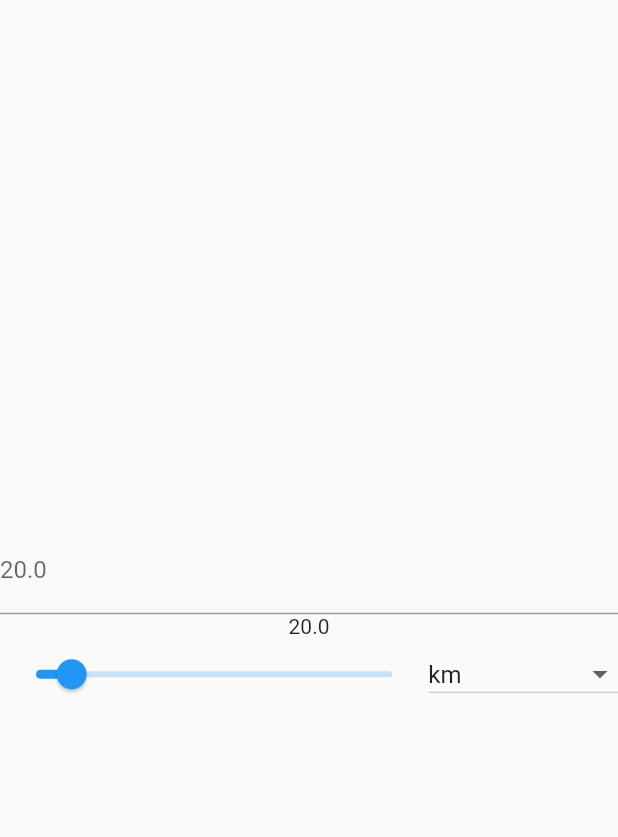
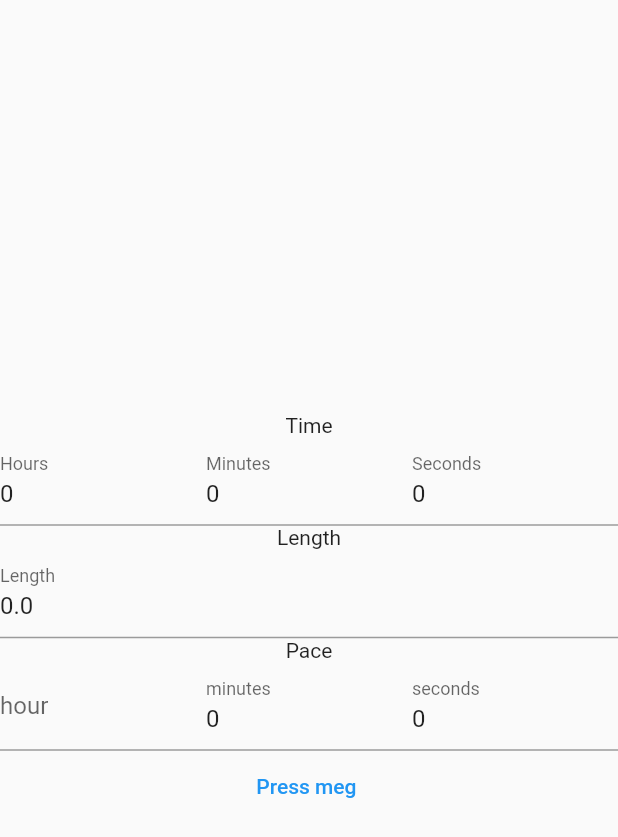
Before and after one commit to gjeddakbs/running, a Flutter app: the MultiCalc screen opened directly, on a phone screen of 412 x 824 dp. Shown: the top 837 px of the screen. Run offline on Flutter 3.47's test engine with Material 2 defaults, Android fonts, the phone set to English and light mode, and no system bars.

Commit message:
Formfield-helvete

```diff
--- a/lib/screens/pace_time_distance_screen.dart
+++ b/lib/screens/pace_time_distance_screen.dart
@@ -1,6 +1,8 @@
 import 'package:flutter/material.dart';
+import 'package:flutter/widgets.dart';
 
-double currentSliderValue = 20;
+double lengthInput = 0;
+double lengthResult = 0;
 
 class MultiCalc extends StatefulWidget {
   @override
@@ -8,7 +10,25 @@ class MultiCalc extends StatefulWidget {
 }
 
 class _MultiCalcState extends State<MultiCalc> {
-  List<String> distance = ["km", "miles", "Half-marathon", "Marathon"];
+  int hoursPassed = 0;
+  int minutesPassed = 0;
+  int secondsPassed = 0;
+  int paceHourInput = 0;
+
+  int paceMinutesInput = 0;
+  int paceSecondsInput = 0;
+  int paceSecondsResult = 0;
+  int paceMinutesResult = 0;
+  int paceHoursResult = 0;
+  int hourInput = 0;
+  int minutesInput = 0;
+  int secondsInput = 0;
+
+  List<String> distance = [
+    "km",
+    "miles",
+    "meters",
+  ];
   String dropDownValue = "km";
   @override
   Widget build(BuildContext context) {
@@ -17,55 +37,150 @@ class _MultiCalcState extends State<MultiCalc> {
         child: Column(
           mainAxisAlignment: MainAxisAlignment.center,
           children: [
-            Center(
+            Text("Time"),
+            Row(
+              children: [
+                Flexible(
                   child: TextFormField(
+                    key: UniqueKey(),
+                    initialValue: hoursPassed.toString(),
                     keyboardType: TextInputType.number,
                     onChanged: (value) {
-                if (value.isNotEmpty) {
-                  setState(() {
-                    currentSliderValue = double.parse(value);
-                  });
-                }
+                      hourInput = int.parse(value);
                     },
                     decoration: InputDecoration(
                       border: UnderlineInputBorder(),
-                labelText: currentSliderValue.toString(),
-                hintText: currentSliderValue.toString(),
+                      labelText: "Hours",
                     ),
-            )),
-            Center(child: Text(currentSliderValue.toStringAsFixed(1))),
+                  ),
+                ),
+                Flexible(
+                  child: TextFormField(
+                    key: UniqueKey(),
+                    initialValue: minutesPassed.toString(),
+                    keyboardType: TextInputType.number,
+                    onChanged: (value) {
+                      minutesInput = int.parse(value);
+                    },
+                    decoration: InputDecoration(
+                      border: UnderlineInputBorder(),
+                      labelText: "Minutes",
+                    ),
+                  ),
+                ),
+                Flexible(
+                  child: TextFormField(
+                    key: UniqueKey(),
+                    initialValue: secondsPassed.toString(),
+                    keyboardType: TextInputType.number,
+                    onChanged: (value) {
+                      secondsInput = int.parse(value);
+                    },
+                    decoration: InputDecoration(
+                      border: UnderlineInputBorder(),
+                      labelText: "Seconds",
+                    ),
+                  ),
+                ),
+              ],
+            ),
+            Text("Length"),
             Row(
               children: [
-                Expanded(
-                  child: Slider(
-                      min: 0,
-                      max: 200.0,
-                      value: currentSliderValue,
-                      label: currentSliderValue.round().toString(),
-                      onChanged: (double value) {
+                Flexible(
+                  child: TextFormField(
+                    key: UniqueKey(),
+                    keyboardType: TextInputType.number,
+                    initialValue: lengthResult.toString(),
+                    onChanged: (value) {
+                      secondsInput = int.parse(value);
+                    },
+                    decoration: InputDecoration(
+                      border: UnderlineInputBorder(),
+                      labelText: "Length",
+                    ),
+                  ),
+                ),
+                // Flexible(
+                //   child: DropdownButton(
+                //     // key: ValueKey(dropDownValue),
+                //     // isDense: true,
+                //     value: dropDownValue,
+                //     onChanged: (String? newValue) {
+                //       setState(() {
+                //         dropDownValue = newValue!;
+                //       });
+                //     },
+                //     items:
+                //         distance.map<DropdownMenuItem<String>>((String value) {
+                //       return DropdownMenuItem<String>(
+                //         value: value,
+                //         child: Text(value),
+                //       );
+                //     }).toList(),
+                //   ),
+                // ),
+              ],
+            ),
+            Text("Pace"),
+            Row(
+              children: [
+                Flexible(
+                  child: TextFormField(
+                    key: UniqueKey(),
+                    initialValue: paceHoursResult != 0
+                        ? paceHoursResult.toString()
+                        : null,
+                    keyboardType: TextInputType.number,
+                    onChanged: (value) {
+                      paceHourInput = int.parse(value);
+                    },
+                    decoration: InputDecoration(
+                      border: UnderlineInputBorder(),
+                      labelText: "hour",
+                    ),
+                  ),
+                ),
+                Flexible(
+                  child: TextFormField(
+                    key: UniqueKey(),
+                    keyboardType: TextInputType.number,
+                    initialValue: paceMinutesResult.toString(),
+                    onChanged: (value) {
+                      paceMinutesInput = int.parse(value);
+                    },
+                    decoration: InputDecoration(
+                      border: UnderlineInputBorder(),
+                      labelText: "minutes",
+                    ),
+                  ),
+                ),
+                Flexible(
+                  child: TextFormField(
+                    key: UniqueKey(),
+                    keyboardType: TextInputType.number,
+                    initialValue: paceSecondsResult.toString(),
+                    onChanged: (value) {
+                      paceSecondsInput = int.parse(value);
+                    },
+                    decoration: InputDecoration(
+                      border: UnderlineInputBorder(),
+                      labelText: "seconds",
+                    ),
+                  ),
+                ),
+              ],
+            ),
+            TextButton(
+                onPressed: () {
                   setState(() {
-                          currentSliderValue = value;
+                    hoursPassed = 50;
+                    // paceHoursResult = updateTest();
+                    paceHoursResult = 30;
                   });
-                      }),
-                ),
-                DropdownButton(
-                  isDense: true,
-                  value: dropDownValue,
-                  onChanged: (String? newValue) {
-                    setState(() {
-                      dropDownValue = newValue!;
-                    });
-                    distanceUpdater(inputMetrics: dropDownValue);
+                  print(paceHoursResult.toString());
                 },
-                  items: distance.map<DropdownMenuItem<String>>((String value) {
-                    return DropdownMenuItem<String>(
-                      value: value,
-                      child: Text(value),
-                    );
-                  }).toList(),
-                )
-              ],
-            )
+                child: Text("Press meg "))
           ],
         ),
       ),
@@ -73,10 +188,6 @@ class _MultiCalcState extends State<MultiCalc> {
   }
 }
 
-void distanceUpdater({required String inputMetrics}) {
-  if (inputMetrics == "Half-marathon") {
-    currentSliderValue = 21.0975;
-  } else if (inputMetrics == "Marathon") {
-    currentSliderValue = 42.195;
+int updateTest() {
+  return 10;
 }
-}
```
Lines whose indentation alone changed are shown as unchanged.
